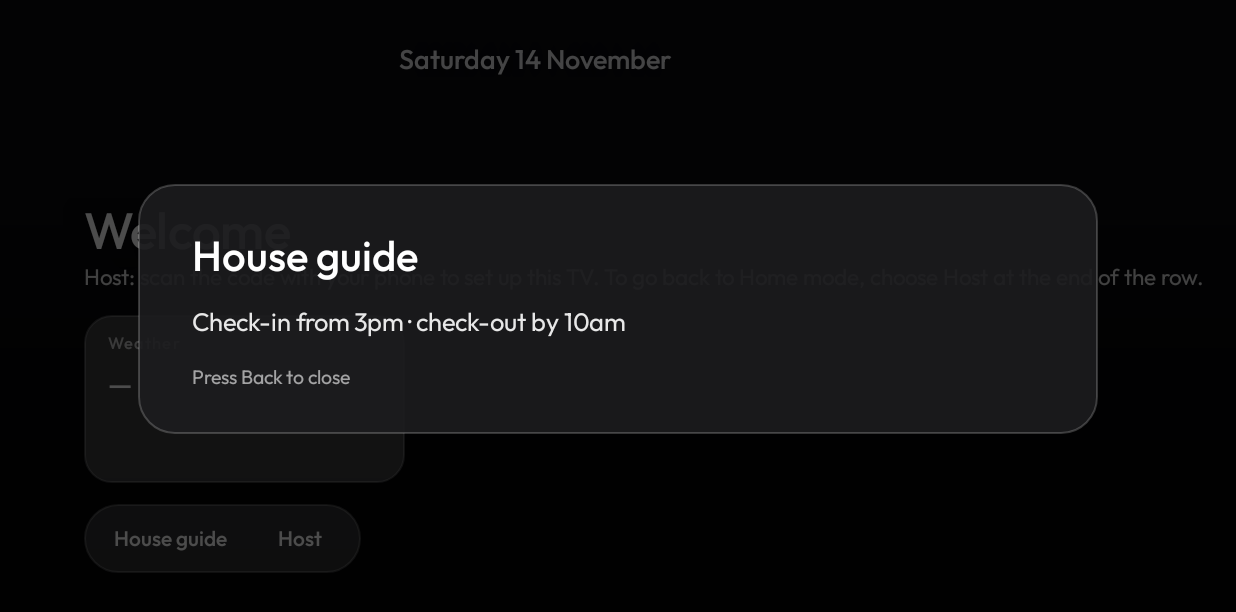
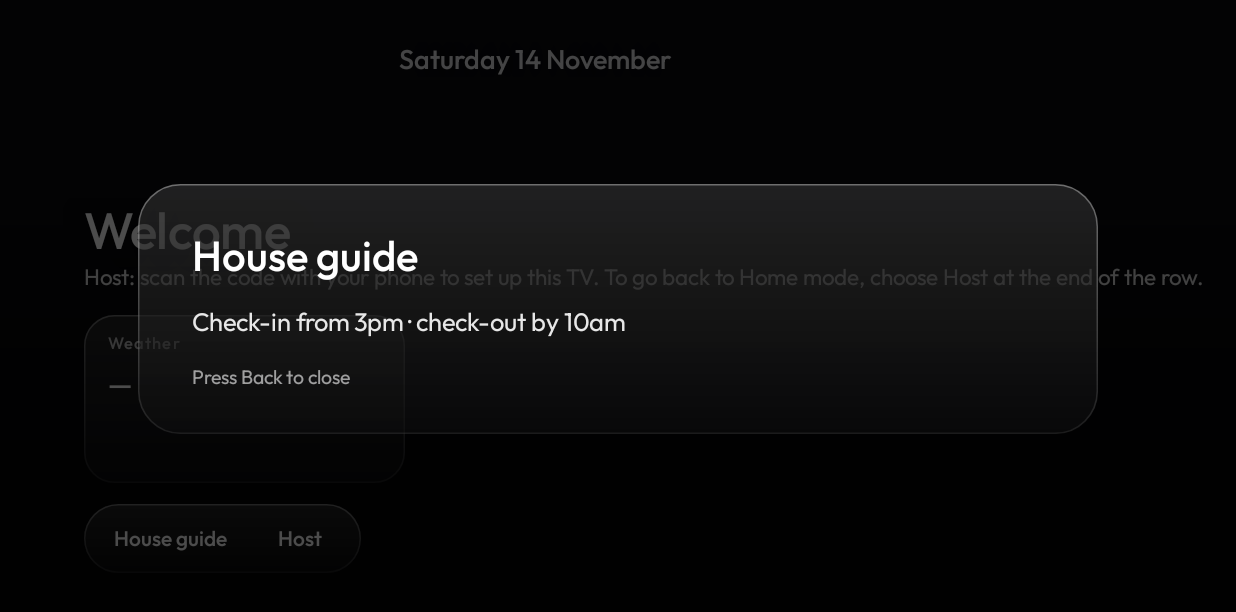
Before and after one commit to Asta39/tvupgrade, an Android app: the GuestActivity screen opened directly, with no data from a screen before it, after a tap on "House guide", on a phone screen of 824 x 412 dp (held sideways). Shown: the top 612 px of the screen. Run offline under Robolectric (Android 15) with nearby library versions, the phone set to English and light mode, and no system bars; pictures from the network do not load; 1 statement that could not run was skipped.

Commit message:
feat: Guest mode uses Home's frosted glass
- Cards, the QR panel and the app row use FrostedLayout, the material of Now
  Playing and Control Center: the picture, softened, under a dark tint with a
  lit rim, instead of flat see-through fills
- The house guide uses Control Center's heavier glass
- Guest mode makes the softened copy from its own picture
- The QR panel sits beside the welcome, clear of the clock in 24-hour time

Tested on the TCL G10.

Co-Authored-By: Claude Opus 5.5 <noreply@anthropic.com>

```diff
--- a/launcher/app/src/main/java/com/gathin/tvhome/GuestActivity.java
+++ b/launcher/app/src/main/java/com/gathin/tvhome/GuestActivity.java
@@ -42,6 +42,8 @@ import java.util.Locale;
  * screen while stay.json says "mode": "guest" (Stay). Menu opens the switch back to Home mode.
  */
 public class GuestActivity extends Activity {
+    /** Home's frosted glass tints (as Now Playing): dark enough for white text on any picture, lighter on focus. */
+    private static final int CARD_TINT = 0x66000000, CARD_TINT_FOCUSED = 0x2EFFFFFF;
     private final Handler main = new Handler(Looper.getMainLooper());
     private float dp;
     private Stay stay;
@@ -85,6 +87,8 @@ public class GuestActivity extends Activity {
         // The glass digits refract whatever WallpaperPlayer says is on screen: here, this picture.
         WallpaperPlayer.shownView = wall;
         WallpaperPlayer.shownBitmap = wallBitmap;
+        // Home's frosted panels (FrostedLayout) draw a pre-softened copy of the picture behind them: make it from this one.
+        if (wallBitmap != null) WallpaperPlayer.glass = WallpaperPlayer.softened(wallBitmap);
 
         LinearLayout clockBox = new LinearLayout(this);
         clockBox.setOrientation(LinearLayout.VERTICAL);
@@ -259,13 +263,14 @@ public class GuestActivity extends Activity {
             View c = cards.getChildAt(i);
             c.setLayoutParams(cards.getChildCount() >= 3 ? weighted() : c.getLayoutParams());
         }
-        // The phone page's code sits in the top right corner, apart from the cards.
+        // The phone page's code sits on the right, apart from the cards.
         if (qrView != null) screen.removeView(qrView);
         qrView = HostServer.claimCode != null || qrOpen ? qrCard() : null;
         if (qrView != null) {
-            FrameLayout.LayoutParams ql = new FrameLayout.LayoutParams(-2, -2, Gravity.TOP | Gravity.END);
-            ql.topMargin = px(36);
-            ql.rightMargin = px(40);
+            // Beside the welcome, just above the cards: clear of the clock in 12- and 24-hour time.
+            FrameLayout.LayoutParams ql = new FrameLayout.LayoutParams(-2, -2, Gravity.BOTTOM | Gravity.END);
+            ql.bottomMargin = px(236);
+            ql.rightMargin = px(56);
             screen.addView(qrView, ql);
         }
         // The host may have changed which apps guests can open.
@@ -285,10 +290,11 @@ public class GuestActivity extends Activity {
         String code = HostServer.claimCode;
         Bitmap bmp = HostQr.bitmap(code != null ? url + "#claim=" + code : url, px(88));
         if (bmp == null) return null;
+        FrostedLayout frost = new FrostedLayout(this, 22, CARD_TINT);
         LinearLayout box = new LinearLayout(this);
         box.setGravity(Gravity.CENTER_VERTICAL);
-        box.setPadding(px(10), px(10), px(16), px(10));
-        box.setBackground(glass(0x38FFFFFF, 18));
+        box.setPadding(px(12), px(12), px(18), px(12));
+        frost.addView(box);
         ImageView q = new ImageView(this);
         q.setImageBitmap(bmp);
         box.addView(q, new LinearLayout.LayoutParams(px(88), px(88)));
@@ -307,7 +313,7 @@ public class GuestActivity extends Activity {
         how.setLineSpacing(px(2), 1f);
         col.addView(how, lp(-2, -2, 4));
         box.addView(col);
-        return box;
+        return frost;
     }
 
     private LinearLayout.LayoutParams weighted() {
@@ -323,10 +329,8 @@ public class GuestActivity extends Activity {
 
     /** A glass card: small heading, one big line, one small line. Focusable only when it opens something. */
     private View card(String heading, String big, String small, View.OnClickListener open) {
-        FrameLayout box = new FrameLayout(this);
+        FrostedLayout box = new FrostedLayout(this, 20, CARD_TINT);
         box.setPadding(px(16), px(12), px(16), px(12));
-        GradientDrawable bg = glass(0x38FFFFFF, 18);
-        box.setBackground(bg);
         LinearLayout col = new LinearLayout(this);
         col.setOrientation(LinearLayout.VERTICAL);
         TextView h = text(heading, 11, 0xB3FFFFFF, R.string.font_medium);
@@ -348,7 +352,7 @@ public class GuestActivity extends Activity {
             box.setClickable(true);
             box.setOnClickListener(open);
             box.setOnFocusChangeListener((v, f) -> {
-                v.setBackground(f ? glass(0x66FFFFFF, 18) : glass(0x38FFFFFF, 18));
+                box.setTint(f ? CARD_TINT_FOCUSED : CARD_TINT);
                 v.animate().scaleX(f ? 1.04f : 1f).scaleY(f ? 1.04f : 1f).setDuration(150).start();
             });
         }
@@ -365,7 +369,6 @@ public class GuestActivity extends Activity {
         bar.setClipChildren(false);
         bar.setClipToPadding(false);
         bar.setPadding(px(6), px(6), px(6), px(6));
-        bar.setBackground(glass(0x2EFFFFFF, 24));
         bar.addView(chip(null, "House guide", v -> showRules()));
         // Last on the row: the host's way out (Menu does the same), behind the PIN once the TV is locked.
         View hostChip = chip(null, "Host", v -> hostMenu());
@@ -398,7 +401,11 @@ public class GuestActivity extends Activity {
             }));
         }
         bar.addView(hostChip);
-        return bar;
+        // The row sits on the same frosted glass as Home's Now Playing card.
+        FrostedLayout frost = new FrostedLayout(this, 26, CARD_TINT);
+        frost.setClipChildren(false);
+        frost.addView(bar);
+        return frost;
     }
 
     private View chip(Drawable icon, String name, View.OnClickListener open) {
@@ -434,7 +441,7 @@ public class GuestActivity extends Activity {
         LinearLayout panel = new LinearLayout(this);
         panel.setOrientation(LinearLayout.VERTICAL);
         panel.setPadding(px(36), px(30), px(36), px(30));
-        panel.setBackground(glass(0xE61C1C1E, 24));
+
         panel.addView(text("House guide", 28, Color.WHITE, R.string.font_medium));
         StringBuilder b = new StringBuilder();
         if (!stay.rules.isEmpty()) for (String r : stay.rules) b.append("•  ").append(r).append("\n");
@@ -445,7 +452,10 @@ public class GuestActivity extends Activity {
         panel.addView(body, lp(-1, -2, 16));
         TextView hint = text("Press Back to close", 13, 0x99FFFFFF, R.string.font_regular);
         panel.addView(hint, lp(-2, -2, 18));
-        scrim.addView(panel, new FrameLayout.LayoutParams(px(640), -2, Gravity.CENTER));
+        // Control Center's material: the picture, softened, under a heavy tint.
+        FrostedLayout sheet = new FrostedLayout(this, 28, 0x80000000);
+        sheet.addView(panel);
+        scrim.addView(sheet, new FrameLayout.LayoutParams(px(640), -2, Gravity.CENTER));
         scrim.setFocusable(true);
         ((FrameLayout) findViewById(android.R.id.content)).addView(scrim, new FrameLayout.LayoutParams(-1, -1));
         scrim.requestFocus();
```
